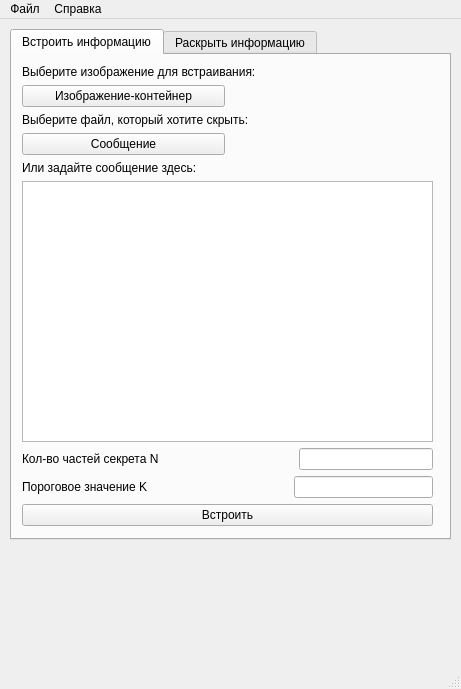
Before: the Qt Designer form mainwindow.ui in Unatart/stego-hsv-turn, drawn with Qt 5.
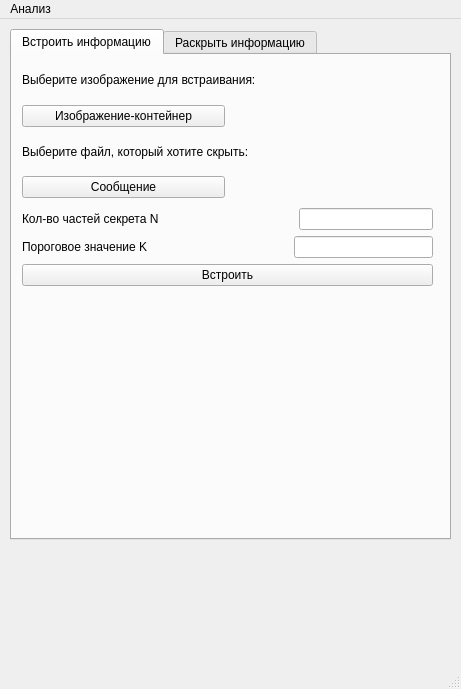
After: the same form once the commit is applied.

```diff
--- a/mainwindow.ui
+++ b/mainwindow.ui
@@ -10,6 +10,18 @@
     <height>689</height>
    </rect>
   </property>
+  <property name="minimumSize">
+   <size>
+    <width>461</width>
+    <height>689</height>
+   </size>
+  </property>
+  <property name="maximumSize">
+   <size>
+    <width>461</width>
+    <height>689</height>
+   </size>
+  </property>
   <property name="windowTitle">
    <string>Steg-D</string>
   </property>
@@ -39,7 +51,7 @@
         <x>10</x>
         <y>10</y>
         <width>411</width>
-        <height>461</height>
+        <height>221</height>
        </rect>
       </property>
       <layout class="QVBoxLayout" name="verticalLayout_2">
@@ -93,16 +105,6 @@
          </item>
         </layout>
        </item>
-       <item>
-        <widget class="QLabel" name="label_6">
-         <property name="text">
-          <string>Или задайте сообщение здесь:</string>
-         </property>
-        </widget>
-       </item>
-       <item>
-        <widget class="QPlainTextEdit" name="msg_plain"/>
-       </item>
        <item>
         <layout class="QHBoxLayout" name="horizontalLayout_7">
          <item>
@@ -271,20 +273,14 @@
      <height>22</height>
     </rect>
    </property>
-   <widget class="QMenu" name="menu">
+   <widget class="QMenu" name="menu_3">
     <property name="title">
-     <string>Файл</string>
+     <string>Анализ</string>
     </property>
     <addaction name="action"/>
     <addaction name="action_2"/>
    </widget>
-   <widget class="QMenu" name="menu_2">
-    <property name="title">
-     <string>Справка</string>
-    </property>
-   </widget>
-   <addaction name="menu"/>
-   <addaction name="menu_2"/>
+   <addaction name="menu_3"/>
   </widget>
   <widget class="QStatusBar" name="statusbar"/>
   <action name="action">
```
Left out of the diff: 34 changed lines with no effect on the pictures.
